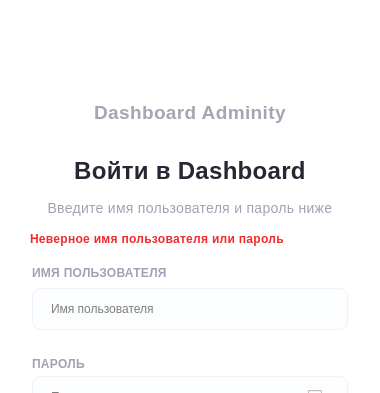
Golfriman/Control_Data, file Client/Form Authorization/formauthorization.ui: the form before one commit; both pictures show x 0 to 380 and y 0 to 393 of the 380 by 582 pixel window.
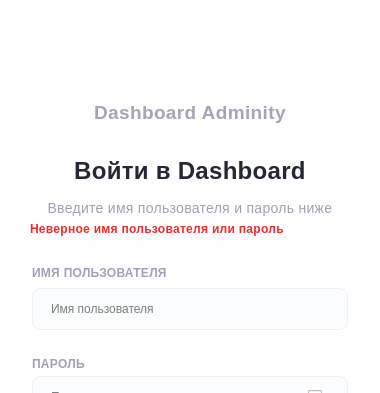
The form after the commit. Icons and pictures are not drawn.

Diff of the .ui file:
```diff
--- a/Client/Form Authorization/formauthorization.ui
+++ b/Client/Form Authorization/formauthorization.ui
@@ -427,7 +427,7 @@
     <property name="geometry">
      <rect>
       <x>30</x>
-      <y>230</y>
+      <y>220</y>
       <width>316</width>
       <height>17</height>
      </rect>
```
Left out of the diff: 2 changed lines with no effect on the pictures.
